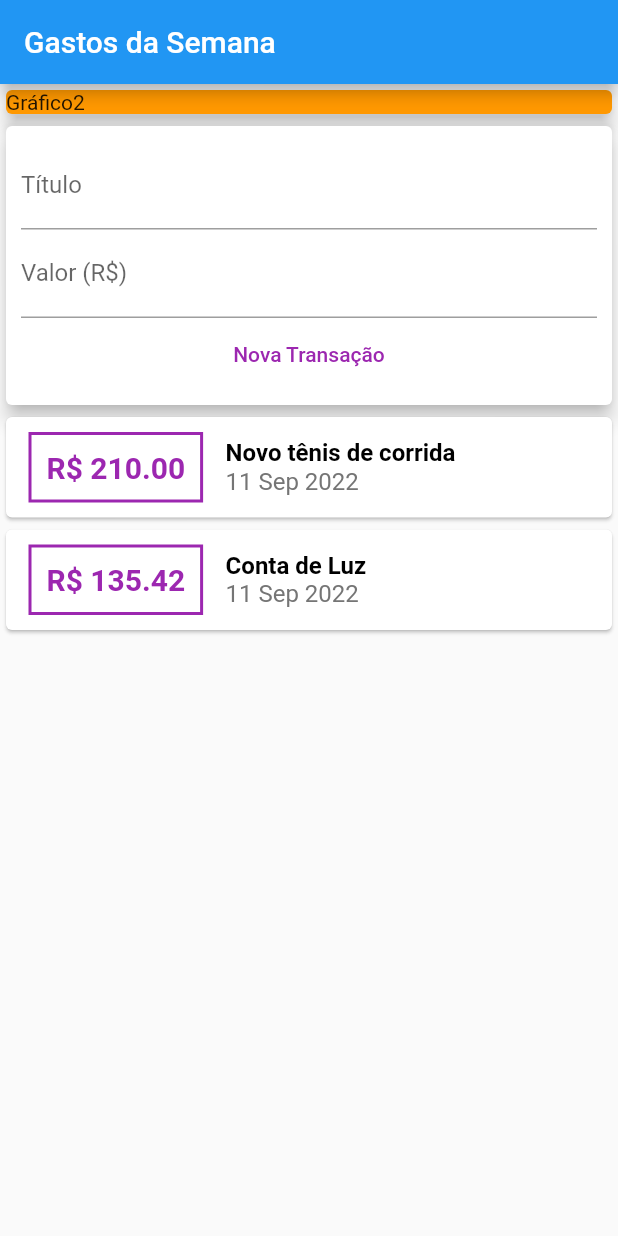
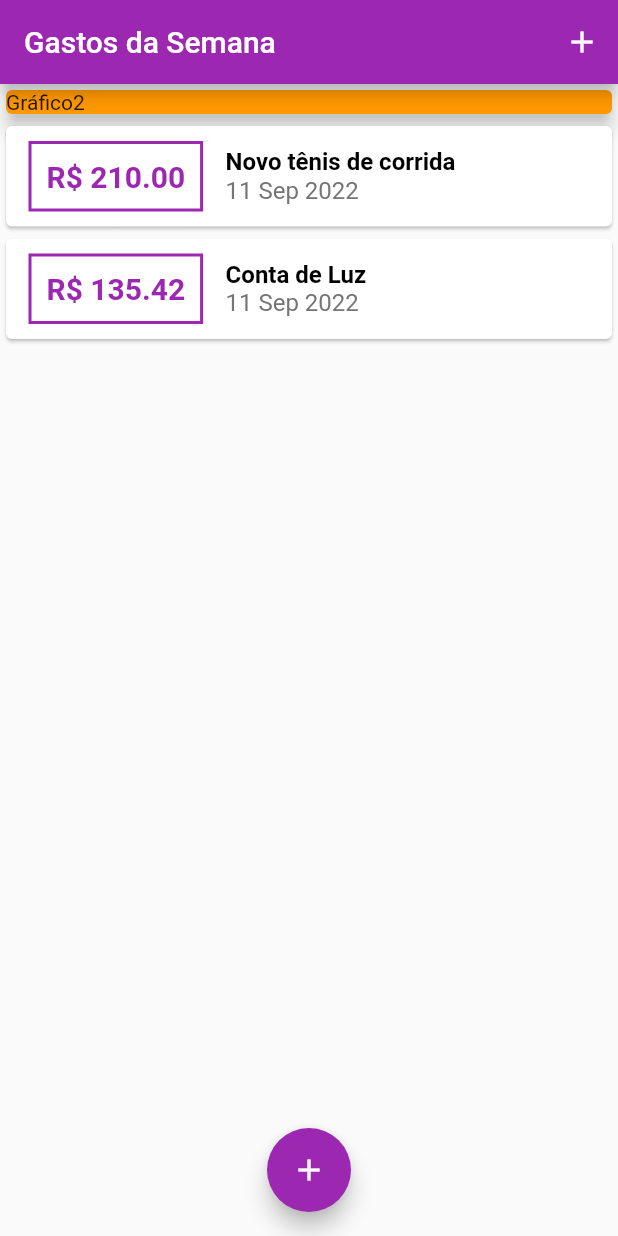
Before and after one commit to kobe-VictorLeal/EstudoFlutter, a Flutter app: the screen it shows after launch, on a phone screen of 412 x 824 dp. Run offline on Flutter 3.47's test engine with Material 2 defaults, Android fonts, the phone set to English and light mode, and no system bars.

Commit message:
refactoring transaction_user

```diff
--- a/expenses/lib/components/transaction_list.dart
+++ b/expenses/lib/components/transaction_list.dart
@@ -26,7 +26,7 @@ class TransactionList extends StatelessWidget {
                   ),
                   decoration: BoxDecoration(
                     border: Border.all(
-                      color: Colors.purple,
+                      color: Theme.of(context).primaryColor,
                       width: 2,
                     ),
                   ),
--- a/expenses/lib/components/transaction_user.dart
+++ /dev/null
@@ -1,53 +0,0 @@
-import 'dart:math';
-
-import 'package:expenses/components/transaction_form.dart';
-import 'package:expenses/components/transaction_list.dart';
-import 'package:flutter/material.dart';
-import 'package:expenses/models/transaction.dart';
-
-class TransactionUser extends StatefulWidget {
-  const TransactionUser({Key? key}) : super(key: key);
-
-  @override
-  State<TransactionUser> createState() => _TransactionUserState();
-}
-
-class _TransactionUserState extends State<TransactionUser> {
-  final _transactions = [
-    Transaction(
-      id: "t1",
-      title: "Novo tênis de corrida",
-      value: 210,
-      date: DateTime.now(),
-    ),
-    Transaction(
-      id: "t2",
-      title: "Conta de Luz",
-      value: 135.42,
-      date: DateTime.now(),
-    ),
-  ];
-
-  _addTransaction(String title, double value) {
-    final newTransaction = Transaction(
-      id: Random().nextDouble().toString(),
-      title: title,
-      value: value,
-      date: DateTime.now(),
-    );
-
-    setState(() {
-      _transactions.add(newTransaction);
-    });
-  }
-
-  @override
-  Widget build(BuildContext context) {
-    return Column(
-      children: [
-        TransactionForm(_addTransaction),
-        TransactionList(_transactions),
-      ],
-    );
-  }
-}
--- a/expenses/lib/main.dart
+++ b/expenses/lib/main.dart
@@ -1,7 +1,8 @@
-import 'package:expenses/components/transaction_form.dart';
-import 'package:expenses/components/transaction_list.dart';
-import 'package:expenses/components/transaction_user.dart';
+import '/components/transaction_form.dart';
+import '/components/transaction_list.dart';
 import 'package:flutter/material.dart';
+import 'dart:math';
+import 'package:expenses/models/transaction.dart';
 
 void main() => runApp(ExpensesApp());
 
@@ -11,18 +12,72 @@ class ExpensesApp extends StatelessWidget {
     print("111");
     return MaterialApp(
       home: MyHomePage(),
+      theme: ThemeData(
+        primarySwatch: Colors.purple,
+      ),
     );
   }
 }
 
-class MyHomePage extends StatelessWidget {
+class MyHomePage extends StatefulWidget {
+  @override
+  State<MyHomePage> createState() => _MyHomePageState();
+}
+
+class _MyHomePageState extends State<MyHomePage> {
+  final _transactions = [
+    Transaction(
+      id: "t1",
+      title: "Novo tênis de corrida",
+      value: 210,
+      date: DateTime.now(),
+    ),
+    Transaction(
+      id: "t2",
+      title: "Conta de Luz",
+      value: 135.42,
+      date: DateTime.now(),
+    ),
+  ];
+
+  _addTransaction(String title, double value) {
+    final newTransaction = Transaction(
+      id: Random().nextDouble().toString(),
+      title: title,
+      value: value,
+      date: DateTime.now(),
+    );
+
+    setState(() {
+      _transactions.add(newTransaction);
+    });
+
+    Navigator.of(context).pop();
+  }
+
+  _openTransactionFormModal(BuildContext context) {
+    showModalBottomSheet(
+      context: context,
+      builder: (_) {
+        return TransactionForm(_addTransaction);
+      },
+    );
+  }
+
   @override
   Widget build(BuildContext context) {
     return Scaffold(
       appBar: AppBar(
         title: Text("Gastos da Semana"),
+        actions: [
+          IconButton(
+            onPressed: () => _openTransactionFormModal(context),
+            icon: Icon(Icons.add),
+          )
+        ],
       ),
-      body: Column(
+      body: SingleChildScrollView(
+        child: Column(
           crossAxisAlignment: CrossAxisAlignment.stretch,
           children: [
             Container(
@@ -33,9 +88,15 @@ class MyHomePage extends StatelessWidget {
                 elevation: 5,
               ),
             ),
-          TransactionUser()
+            TransactionList(_transactions),
           ],
         ),
+      ),
+      floatingActionButton: FloatingActionButton(
+        child: Icon(Icons.add),
+        onPressed: () => _openTransactionFormModal(context),
+      ),
+      floatingActionButtonLocation: FloatingActionButtonLocation.centerFloat,
     );
   }
 }
```
Also changed, not shown: expenses/lib/components/transaction_form.dart (+24 -9 lines). Lines whose indentation alone changed are shown as unchanged.
